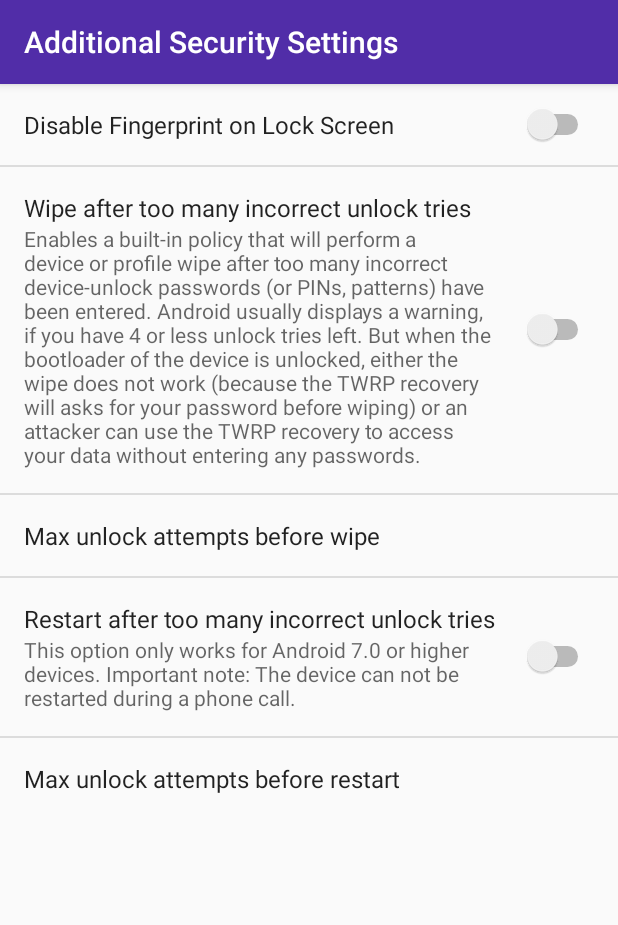
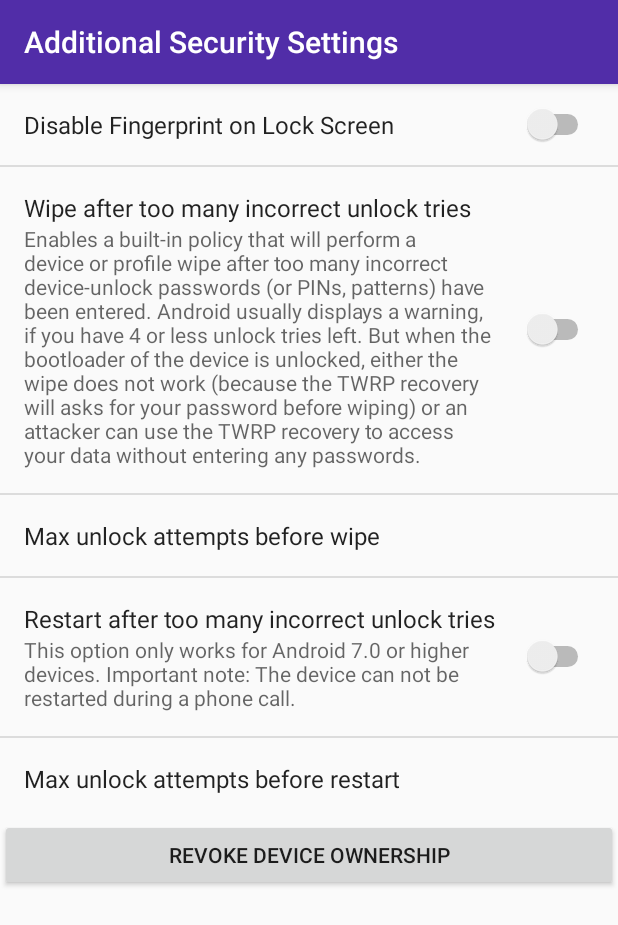
Before and after one commit to linux-colonel/AdminControl, an Android app: the screen it shows after launch (ControlYourDeviceActivity), on a phone screen of 412 x 824 dp. Shown: the top 925 px of the screen. Run offline under Robolectric (Android 15) with nearby library versions, the phone set to English and light mode, and no system bars.

Commit message:
Add button for revoking device-ownership of this app - code quality is low, is only a work-in-progress code - text should be extracted to strings.xml - clicklistener/longclicklistener should be extracted to own classes or attributes

```diff
--- a/app/src/main/res/layout/layout.xml
+++ b/app/src/main/res/layout/layout.xml
@@ -9,4 +9,10 @@
         android:layout_width="match_parent"
         android:layout_height="wrap_content"
         class="com.davidshewitt.admincontrol.ControlYourDeviceActivity$DevControlPreferenceFragment"/>
+
+    <Button
+        android:id="@+id/revoke_device_ownership_button"
+        android:layout_width="match_parent"
+        android:layout_height="wrap_content"
+        android:text="Revoke device ownership"/>
 </LinearLayout>
```
Also changed, not shown: app/src/main/java/com/davidshewitt/admincontrol/ControlYourDeviceActivity.java (+28 -0 lines).
